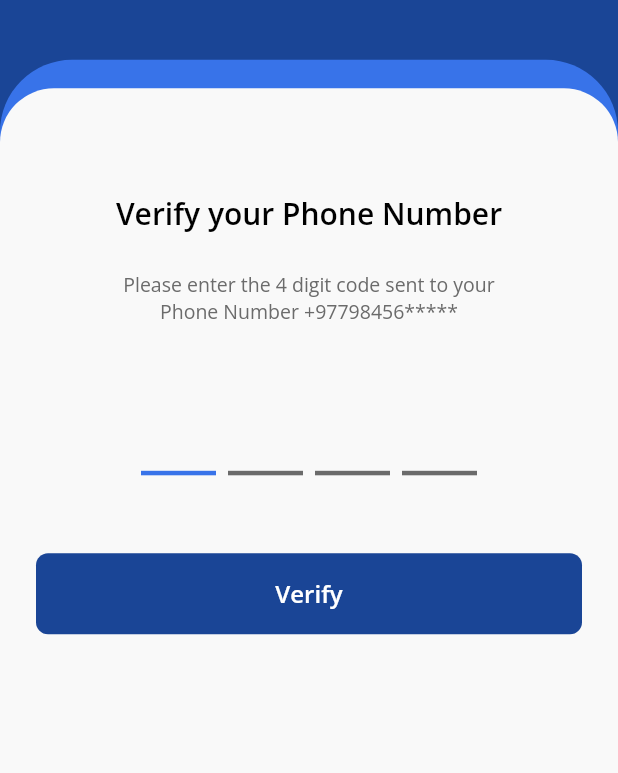
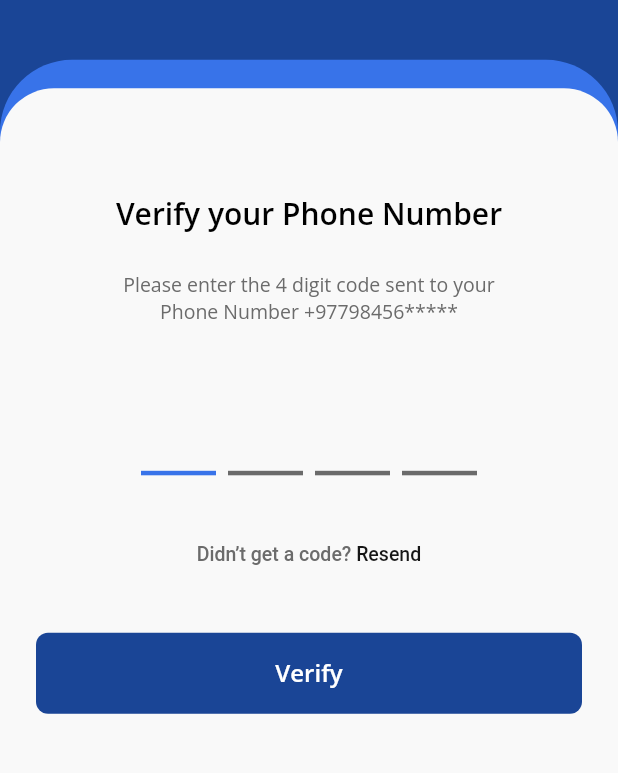
Before and after one commit to skybaseinnovations/barternp-app, a Flutter app: the VerificationPage screen opened by its route, on a phone screen of 412 x 824 dp, the part 311-1084 px from its top. Run offline on Flutter 3.47's test engine with Material 2 defaults, Android fonts, the phone set to English and light mode, and no system bars; drawn by our look-alikes of pinput; our stand-ins replace flutter_svg, get.

Commit message:
adding remaining changes in the login and verification pages

```diff
--- a/lib/controller/auth/create_profile_page_controller.dart
+++ b/lib/controller/auth/create_profile_page_controller.dart
@@ -1,3 +1,5 @@
+import 'dart:developer';
+
 import 'package:flutter/material.dart';
 import 'package:get/get.dart';
 
@@ -11,6 +13,7 @@ class CreateProfilePageController extends GetxController {
   var formKey = GlobalKey<FormState>();
 
   void onSubmit() async {
+    log("=================>>> create profile page submitted");
     if (formKey.currentState!.validate()) {}
   }
 }
--- a/lib/controller/auth/verification_page_controller.dart
+++ b/lib/controller/auth/verification_page_controller.dart
@@ -1,6 +1,17 @@
+import 'dart:developer';
+
+import 'package:barter_app_2023/views/auth/create_profile_page.dart';
 import 'package:flutter/material.dart';
 import 'package:get/get.dart';
 
 class VerificationPageController extends GetxController {
   TextEditingController verificationNumberController = TextEditingController();
+  void onSubmit() {
+    log("=================>>> verification page submitted");
+    Get.toNamed(CreateProfilePage.routeName);
+  }
+
+  void onResend() {
+    log("=================>>> resend");
+  }
 }
--- a/lib/main.dart
+++ b/lib/main.dart
@@ -20,7 +20,7 @@ class BarterApp extends StatelessWidget {
         fontFamily: "Open Sans",
       ),
       debugShowCheckedModeBanner: false,
-      initialRoute: CreateProfilePage.routeName,
+      initialRoute: SplashPage.routeName,
       getPages: getPages,
     );
   }
--- a/lib/views/auth/create_profile_page.dart
+++ b/lib/views/auth/create_profile_page.dart
@@ -12,8 +12,7 @@ import '../../widget/custom/custom_underline_text_field.dart';
 
 class CreateProfilePage extends StatelessWidget {
   static const String routeName = "/createProfilePage/";
-  // final vpc = Get.find<CreateProfilePageController>();
-  final CreateProfilePageController cppc = Get.put(CreateProfilePageController());
+  final cppc = Get.find<CreateProfilePageController>();
 
   CreateProfilePage({super.key});
 
--- a/lib/views/auth/login_page.dart
+++ b/lib/views/auth/login_page.dart
@@ -1,6 +1,5 @@
 import 'package:barter_app_2023/controller/auth/login_page_controller.dart';
 import 'package:barter_app_2023/utils/colors.dart';
-import 'package:barter_app_2023/views/auth/verification_page.dart';
 import 'package:barter_app_2023/widget/custom/custom_elevated_button.dart';
 import 'package:barter_app_2023/widget/custom/custom_underline_text_field.dart';
 import 'package:flutter/material.dart';
@@ -179,9 +178,7 @@ class LoginPage extends StatelessWidget {
                           ),
                           CustomElevatedButton(
                             title: "Continue",
-                            onTap: () {
-                              Get.toNamed(VerificationPage.routeName);
-                            },
+                            onTap: lpc.onSubmit,
                           ),
                         ],
                       ),
--- a/lib/views/auth/verification_page.dart
+++ b/lib/views/auth/verification_page.dart
@@ -1,6 +1,7 @@
 import 'package:barter_app_2023/controller/auth/verification_page_controller.dart';
 import 'package:barter_app_2023/utils/colors.dart';
 import 'package:barter_app_2023/widget/custom/custom_elevated_button.dart';
+import 'package:flutter/gestures.dart';
 
 import 'package:flutter/material.dart';
 import 'package:flutter_svg/svg.dart';
@@ -142,11 +143,35 @@ class VerificationPage extends StatelessWidget {
                           ),
 
                           const SizedBox(
-                            height: 52,
+                            height: 45,
+                          ),
+                          RichText(
+                            text: TextSpan(
+                              text: "Didn’t get a code? ",
+                              style: const TextStyle(
+                                fontSize: 13,
+                                color: AppColor.secondaryTextColor,
+                                fontWeight: FontWeight.w500,
+                              ),
+                              children: <TextSpan>[
+                                TextSpan(
+                                    text: 'Resend',
+                                    style: const TextStyle(
+                                      fontSize: 13,
+                                      color: AppColor.primaryTextColor,
+                                      fontWeight: FontWeight.w500,
+                                    ),
+                                    recognizer: TapGestureRecognizer()..onTap = vpc.onResend),
+                              ],
+                            ),
+                          ),
+
+                          const SizedBox(
+                            height: 45,
                           ),
                           CustomElevatedButton(
                             title: "Verify",
-                            onTap: () {},
+                            onTap: vpc.onSubmit,
                           ),
                         ],
                       ),
```
Also changed, not shown: lib/controller/auth/login_page_controller.dart (+7 -0 lines).
